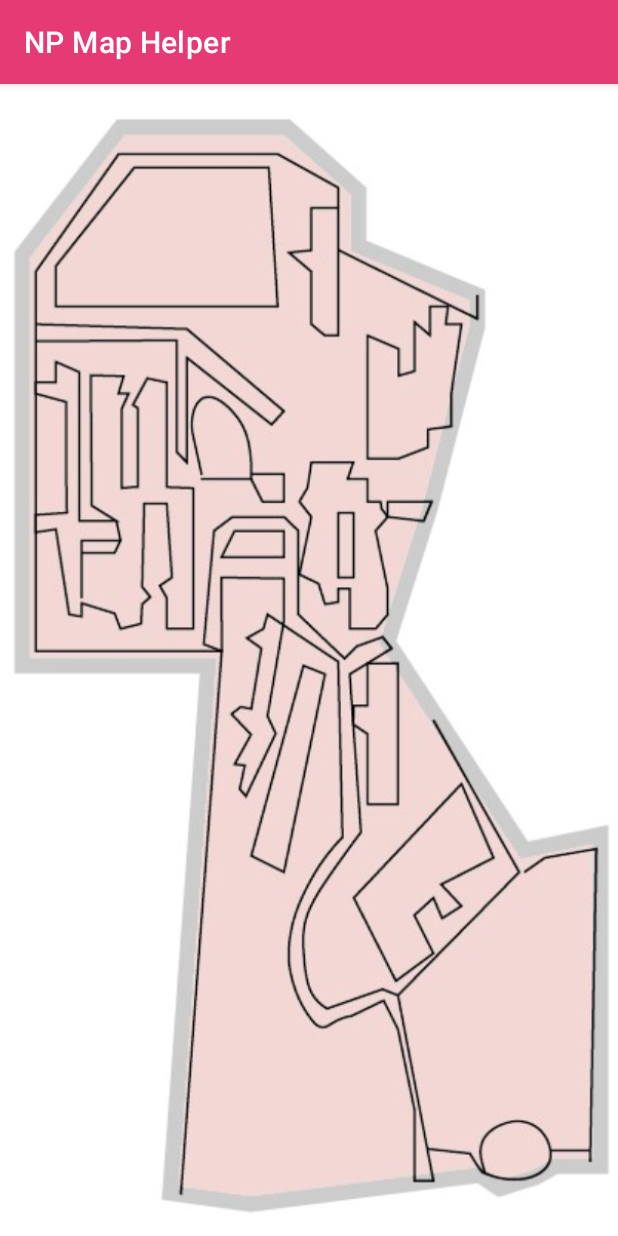
After one commit to Nuggetierer/MAD_Assignment, an Android app: the RedZone screen opened directly, with no data from a screen before it, on a phone screen of 412 x 824 dp. The commit adds this screen. Run offline under Robolectric (Android 15) with nearby library versions, the phone set to English and light mode, and no system bars.

Commit message:
1) Added a redzone, yellowzone, greenzone button 2) Working on the route of the map till 3) Gonna work on the buttons on the drawn map

```diff
--- /dev/null
+++ b/app/src/main/java/sg/edu/np/mad/mad_assignment/ui/Map/RedZone.java
@@ -0,0 +1,16 @@
+package sg.edu.np.mad.mad_assignment.ui.Map;
+
+import androidx.appcompat.app.AppCompatActivity;
+
+import android.os.Bundle;
+
+import sg.edu.np.mad.mad_assignment.R;
+
+public class RedZone extends AppCompatActivity {
+
+    @Override
+    protected void onCreate(Bundle savedInstanceState) {
+        super.onCreate(savedInstanceState);
+        setContentView(R.layout.activity_red_zone);
+    }
+}
--- /dev/null
+++ b/app/src/main/res/layout/activity_red_zone.xml
@@ -0,0 +1,19 @@
+<?xml version="1.0" encoding="utf-8"?>
+<androidx.constraintlayout.widget.ConstraintLayout xmlns:android="http://schemas.android.com/apk/res/android"
+    xmlns:app="http://schemas.android.com/apk/res-auto"
+    xmlns:tools="http://schemas.android.com/tools"
+    android:layout_width="match_parent"
+    android:layout_height="match_parent"
+    tools:context=".ui.Map.RedZone">
+
+    <ImageView
+        android:id="@+id/redzone"
+        android:layout_width="410dp"
+        android:layout_height="878dp"
+        android:layout_marginStart="1dp"
+        app:layout_constraintBottom_toBottomOf="parent"
+        app:layout_constraintEnd_toEndOf="parent"
+        app:layout_constraintStart_toStartOf="parent"
+        app:layout_constraintTop_toTopOf="parent"
+        app:srcCompat="@drawable/redzonepic" />
+</androidx.constraintlayout.widget.ConstraintLayout>
```
Also changed, not shown: app/src/main/AndroidManifest.xml (+16 -6 lines), app/src/main/java/sg/edu/np/mad/mad_assignment/ui/Map/GreenZone.java (added, +16 -0 lines), app/src/main/java/sg/edu/np/mad/mad_assignment/ui/Map/MapFragment.java (+26 -0 lines), app/src/main/java/sg/edu/np/mad/mad_assignment/ui/Map/YellowZone.java (added, +16 -0 lines), app/src/main/res/layout/activity_green_zone.xml (added, +9 -0 lines), app/src/main/res/layout/activity_yellow_zone.xml (added, +9 -0 lines), app/src/main/res/layout/fragment_map.xml (+30 -0 lines), app/src/main/res/drawable/redzonepic.jpg (added).
